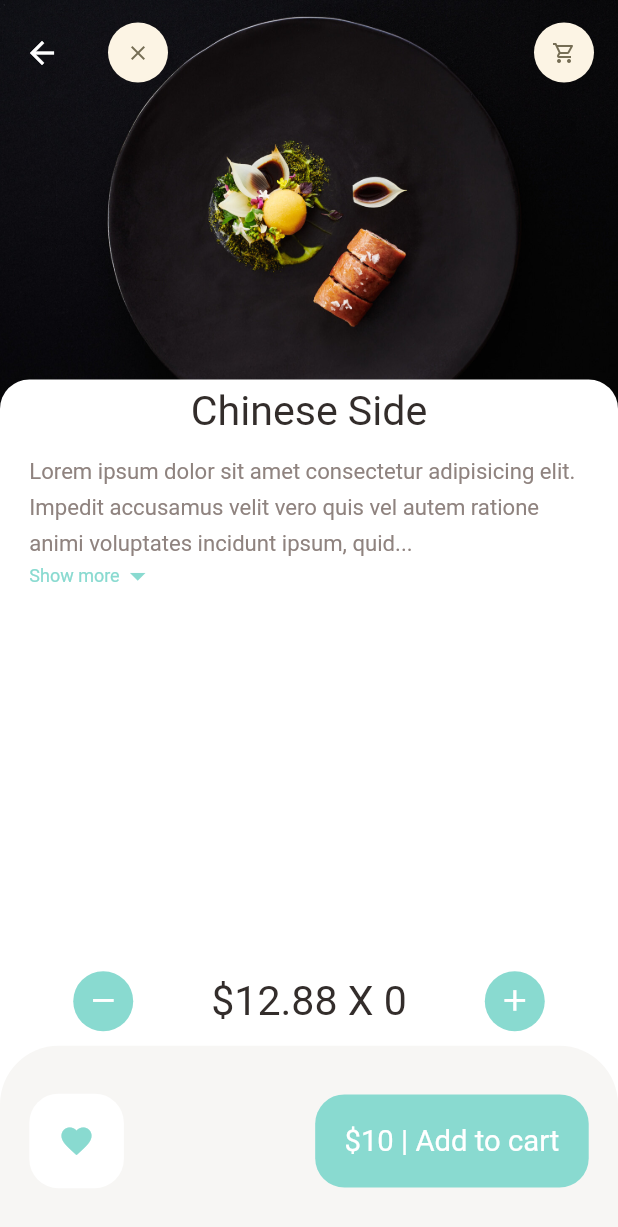
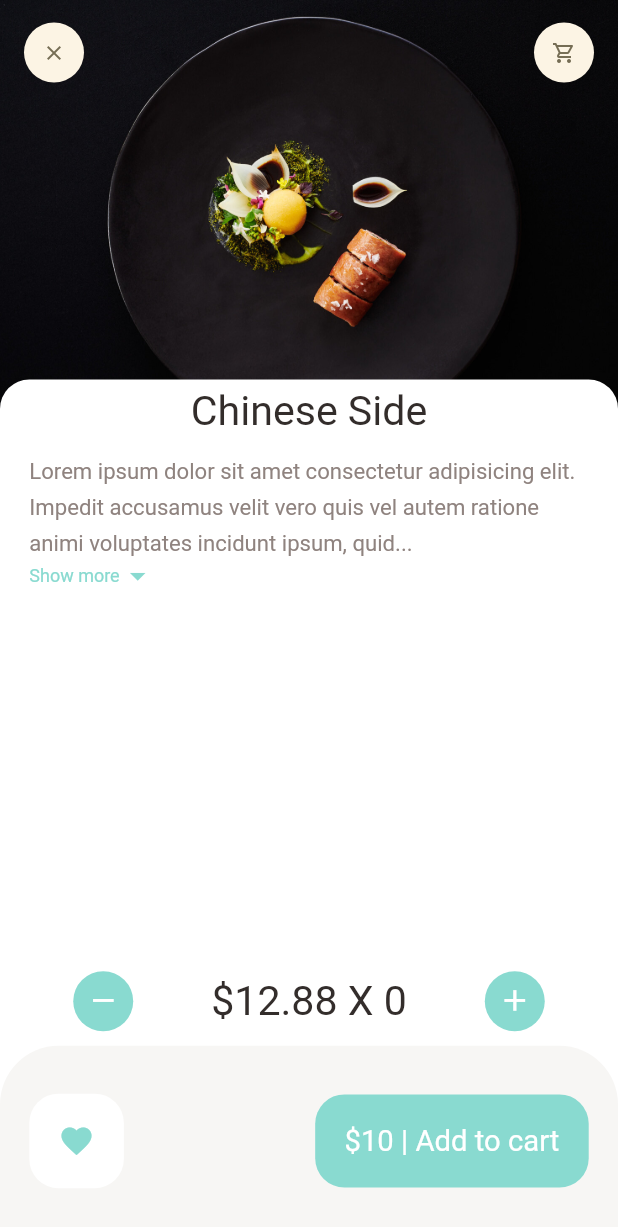
Before and after one commit to RodgersX/Delivery-App, a Flutter app: the RecommendedFoodDetail screen opened directly, on a phone screen of 412 x 824 dp. Shown: the top 1227 px of the screen. Run offline on Flutter 3.47's test engine with Material 2 defaults, Android fonts, the phone set to English and light mode, and no system bars; our stand-ins replace dots_indicator, get; network calls fail.

Commit message:
added routing mechanism with Get package

```diff
--- a/lib/pages/food/recommended_food_detail.dart
+++ b/lib/pages/food/recommended_food_detail.dart
@@ -1,4 +1,6 @@
+import 'package:eco_app/routes/route_helper.dart';
 import 'package:flutter/material.dart';
+import 'package:get/get.dart';
 
 import '../../utils/utils.dart';
 import '../../widgets/widgets.dart';
@@ -13,11 +15,16 @@ class RecommendedFoodDetail extends StatelessWidget {
       body: CustomScrollView(
         slivers: [
           SliverAppBar(
+            automaticallyImplyLeading: false,
             toolbarHeight: 70,
             title: Row(
               mainAxisAlignment: MainAxisAlignment.spaceBetween,
               children: [
-                AppIcon(icon: Icons.clear),
+                GestureDetector(
+                    onTap: () {
+                      Get.toNamed(RouteHelper.getInitial());
+                    },
+                    child: AppIcon(icon: Icons.clear)),
                 AppIcon(icon: Icons.shopping_cart_outlined)
               ],
             ),
--- /dev/null
+++ b/lib/routes/route_helper.dart
@@ -0,0 +1,38 @@
+import 'package:eco_app/pages/food/popular_food_detail.dart';
+import 'package:eco_app/pages/food/recommended_food_detail.dart';
+import 'package:eco_app/pages/home/main_food_page.dart';
+import 'package:get/route_manager.dart';
+
+class RouteHelper {
+  static const String initial = '/';
+  static const String popularFood = '/popular-food';
+  static const String recommendedFood = '/recommended-food';
+
+  static String getInitial() => '$initial';
+  static String getPopularFood() => '$popularFood';
+  static String getRecommendedFood() => '$recommendedFood';
+
+  static List<GetPage> routes = [
+    GetPage(
+      name: initial,
+      page: () {
+        return MainFoodPage();
+      },
+      transition: Transition.fadeIn,
+    ),
+    GetPage(
+      name: popularFood,
+      page: () {
+        return PopularFoodDetail();
+      },
+      transition: Transition.fadeIn,
+    ),
+    GetPage(
+      name: recommendedFood,
+      page: () {
+        return RecommendedFoodDetail();
+      },
+      transition: Transition.fadeIn,
+    )
+  ];
+}
```
Also changed, not shown: lib/main.dart (+4 -4 lines), lib/pages/food/popular_food_detail.dart (+9 -2 lines), lib/pages/home/food_page_body.dart (+15 -2 lines).
